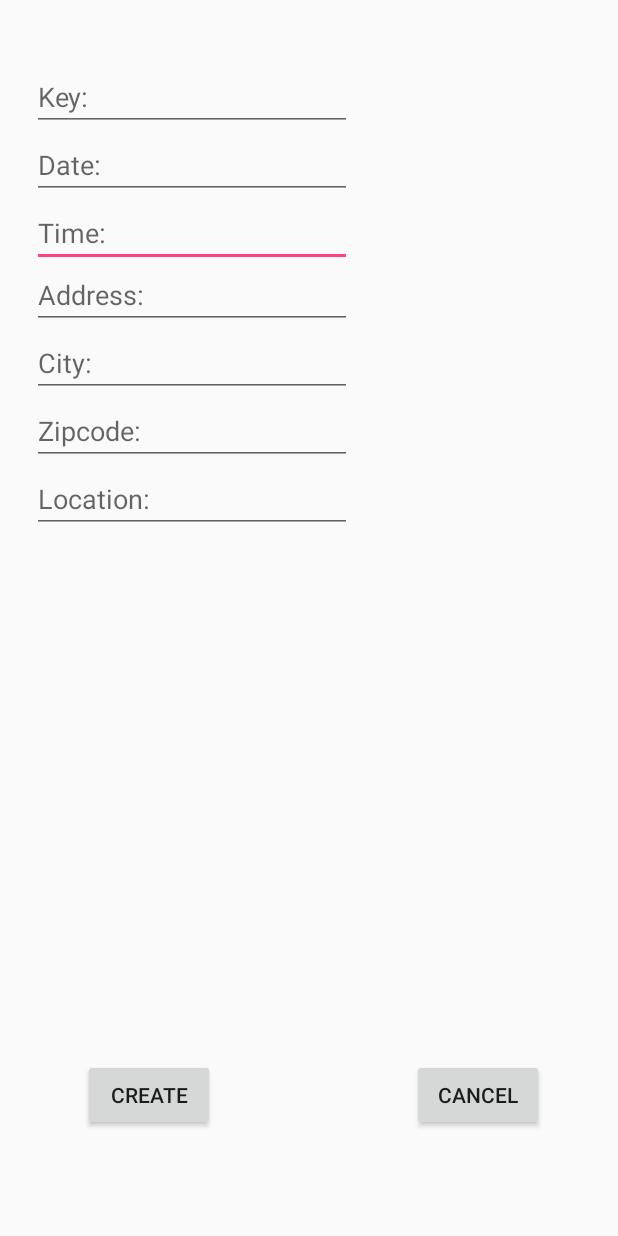
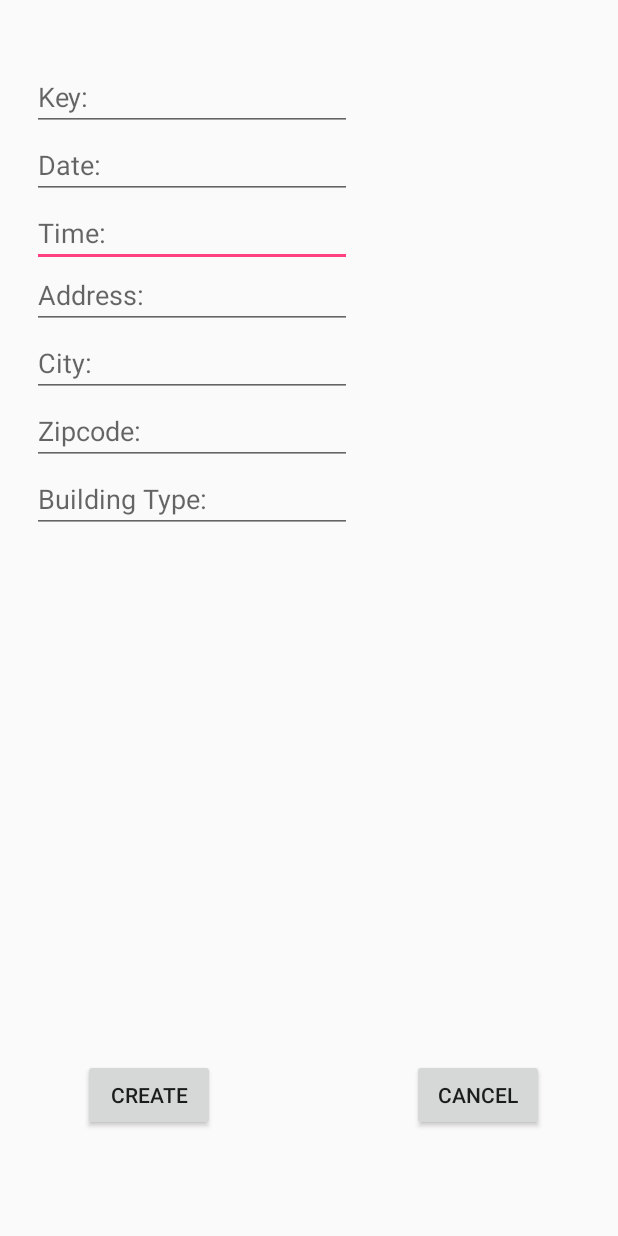
Before and after one commit to junk13/RatPatrol, an Android app: the CreateRatReportActivity screen opened directly, with no data from a screen before it, on a phone screen of 412 x 824 dp. Run offline under Robolectric (Android 15) with nearby library versions, the phone set to English and light mode, and no system bars.

Commit message:
Changed location to its proper description as building type

```diff
--- a/app/src/main/java/pizzarat/cs2340/gatech/edu/sqlite/SQLiteReportBroker.java
+++ b/app/src/main/java/pizzarat/cs2340/gatech/edu/sqlite/SQLiteReportBroker.java
@@ -242,7 +242,7 @@ public class SQLiteReportBroker extends AppCompatActivity { //TODO: duplicate ex
         while (cursor.moveToNext()) {
             list.add(new ReportStructure(
                     cursor.getInt(0) + "",  //key
-                    cursor.getString(1),    //location
+                    cursor.getString(1),    //building type
                     cursor.getString(2),    //date
                     cursor.getString(3),    //time
                     cursor.getString(4),    //address
--- a/app/src/main/res/values/strings.xml
+++ b/app/src/main/res/values/strings.xml
@@ -27,7 +27,7 @@
     <string name="address_prompt">Address: </string>
     <string name="city_prompt">City: </string>
     <string name="zipcode_prompt">Zipcode: </string>
-    <string name="location_prompt">Location: </string>
+    <string name="location_prompt">Building Type: </string>
     <string name="borough_prompt">Borough: </string>
     <string name="latitude_prompt">Latitude: </string>
     <string name="longitude_prompt">Longitude: </string>
```
